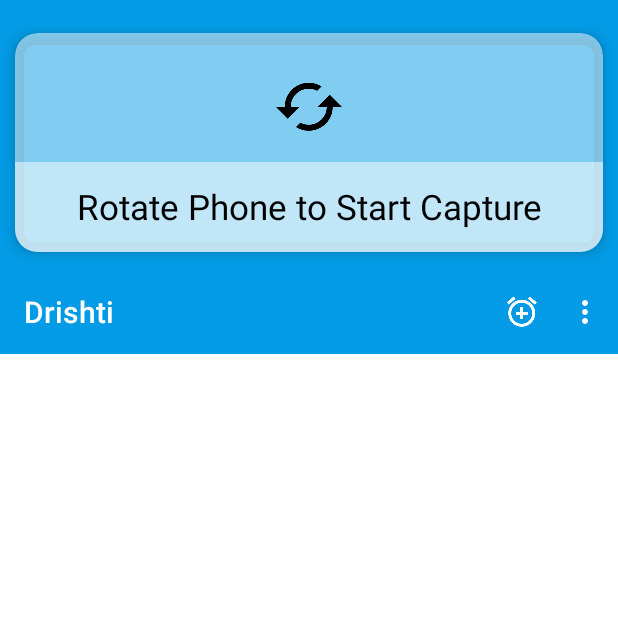
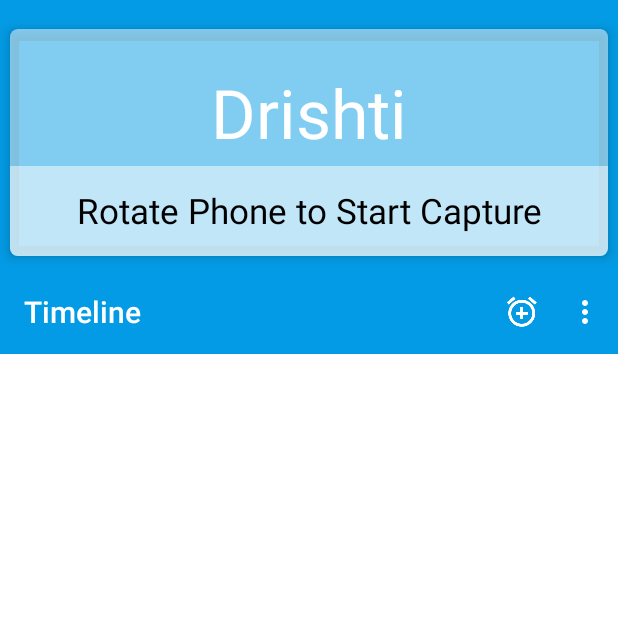
Before and after one commit to AldrichMascarenhas/Drishti-Android-App, an Android app: the screen it shows after launch (Dashboard), on a phone screen of 412 x 824 dp, the top half of it. Run offline under Robolectric (Android 15) with nearby library versions, the phone set to English and light mode, and no system bars; libraries missing offline, so code that uses them is left out: com.orm; 3 statements that could not run were skipped.

Commit message:
UI MAJOR CHANGES

```diff
--- a/app/src/main/AndroidManifest.xml
+++ b/app/src/main/AndroidManifest.xml
@@ -29,7 +29,8 @@
             </intent-filter>
         </activity>
         <activity android:name=".Session"></activity>
-        <activity android:name=".SessionDetail"></activity>
+        <activity android:name=".SessionDetail"
+            android:theme="@style/AppTheme"></activity>
         <activity android:name=".OngoingSession"></activity>
 
 
--- a/app/src/main/java/com/example/semicolon/drishti/Dashboard.java
+++ b/app/src/main/java/com/example/semicolon/drishti/Dashboard.java
@@ -43,6 +43,7 @@ public class Dashboard extends AppCompatActivity implements TextToSpeech.OnInitL
         setContentView(R.layout.activity_dashboard);
         Toolbar toolbar = (Toolbar) findViewById(R.id.toolbar);
         setSupportActionBar(toolbar);
+        getSupportActionBar().setTitle("Timeline");
         tts = new TextToSpeech(this,this);
 
         header = (RelativeLayout)findViewById(R.id.header);
--- a/app/src/main/java/com/example/semicolon/drishti/Model/LoadDataIntoDatabaseAsyncTask.java
+++ b/app/src/main/java/com/example/semicolon/drishti/Model/LoadDataIntoDatabaseAsyncTask.java
@@ -27,7 +27,7 @@ public class LoadDataIntoDatabaseAsyncTask extends AsyncTask<Void, Void, Void> {
 
 
 
-        Sessions session5 = new Sessions("Sun, 26 Feb 2017, 06:30", "Park", random2, "Green Park, Verna");
+        Sessions session5 = new Sessions("Sun, 26 Feb 2017, 06:30", "Park", random2, "Green Park, Verna", "Summary Summary Summary Summary Summary Summary Summary Summary Summary Summary Summary");
         session5.save();
         return null;
 
--- a/app/src/main/java/com/example/semicolon/drishti/Model/Sessions.java
+++ b/app/src/main/java/com/example/semicolon/drishti/Model/Sessions.java
@@ -14,16 +14,28 @@ public class Sessions extends SugarRecord {
     String location;
 
 
+    String summary;
+
+
     public Sessions()
     {
 
     }
 
-    public Sessions(String date, String name, int randomID, String location) {
+    public Sessions(String date, String name, int randomID, String location, String summary) {
         this.date = date;
         this.name = name;
         this.randomID = randomID;
         this.location = location;
+        this.summary = summary;
+    }
+
+    public String getSummary() {
+        return summary;
+    }
+
+    public void setSummary(String summary) {
+        this.summary = summary;
     }
 
     public String getDate() {
--- a/app/src/main/java/com/example/semicolon/drishti/OngoingSession.java
+++ b/app/src/main/java/com/example/semicolon/drishti/OngoingSession.java
@@ -135,9 +135,11 @@ public class OngoingSession extends AppCompatActivity implements SummaryAsyncTas
 
         FirebaseMessaging.getInstance().subscribeToTopic("sceneData");
         tts = new TextToSpeech(this, this);
+        tts.setSpeechRate(0.9f);
 
 
         toggletoolbar = (Toolbar) findViewById(R.id.toggletoolbar);
+        setSupportActionBar(toggletoolbar);
         mDetector = new GestureDetectorCompat(this, new MyGestureListener());
 
 
@@ -160,6 +162,8 @@ public class OngoingSession extends AppCompatActivity implements SummaryAsyncTas
             date_time.setText(date);
             summarytextview = (TextView) findViewById(R.id.summarytextview);
             summarycard = (CardView) findViewById(R.id.summarycard);
+
+
             recyclerView = (RecyclerView) findViewById(R.id.ongoingsession_rv);
             LinearLayoutManager linearLayoutManager = new LinearLayoutManager(getApplicationContext());
             recyclerView.setLayoutManager(linearLayoutManager);
--- a/app/src/main/java/com/example/semicolon/drishti/SummaryAsyncTask.java
+++ b/app/src/main/java/com/example/semicolon/drishti/SummaryAsyncTask.java
@@ -56,7 +56,7 @@ public class SummaryAsyncTask extends AsyncTask<Void, Void, String> {
             DateFormat df = new SimpleDateFormat("EEE, d MMM yyyy, HH:mm");
             String date = df.format(Calendar.getInstance().getTime());
 
-            Sessions session5 = new Sessions(date, "Meeting", SESSION_ID, "Persistent Systems Ltd, Verna");
+            Sessions session5 = new Sessions(date, "Meeting", SESSION_ID, "Persistent Systems Ltd, Verna", RESPONSE_DATA);
             session5.save();
 
         } catch (IOException e) {
--- a/app/src/main/res/layout/activity_dashboard.xml
+++ b/app/src/main/res/layout/activity_dashboard.xml
@@ -34,7 +34,7 @@
                 xmlns:card_view="http://schemas.android.com/apk/res-auto"
                 android:layout_width="match_parent"
                 android:layout_height="170dp"
-                card_view:cardCornerRadius="15dp"
+                card_view:cardCornerRadius="5dp"
                 card_view:cardElevation="5dp"
                 card_view:cardUseCompatPadding="true"
                 card_view:cardBackgroundColor="@android:drawable/screen_background_light_transparent">
@@ -45,13 +45,15 @@
                     android:orientation="vertical"
                     android:layout_marginTop="25dp">
 
-                    <ImageView
-                        android:id="@+id/imageView"
+                    <TextView
+                        android:id="@+id/drishti_title"
                         android:tag="image_tag"
+                        android:text="Drishti"
+                        android:textColor="@color/white"
+                        android:textAppearance="@style/TextAppearance.AppCompat.Display2"
                         android:layout_gravity="center"
                         android:layout_width="wrap_content"
-                        android:layout_height="wrap_content"
-                        android:src="@drawable/ic_cached_black_48dp"/>
+                        android:layout_height="wrap_content"/>
 
                 </LinearLayout>
 
```
Also changed, not shown: app/src/main/java/com/example/semicolon/drishti/SessionDetail.java (+48 -2 lines), app/src/main/res/layout/activity_ongoingsession.xml (+15 -3 lines), app/src/main/res/layout/activity_session_detail.xml (+43 -0 lines), app/src/main/res/values/styles.xml (+11 -0 lines).
